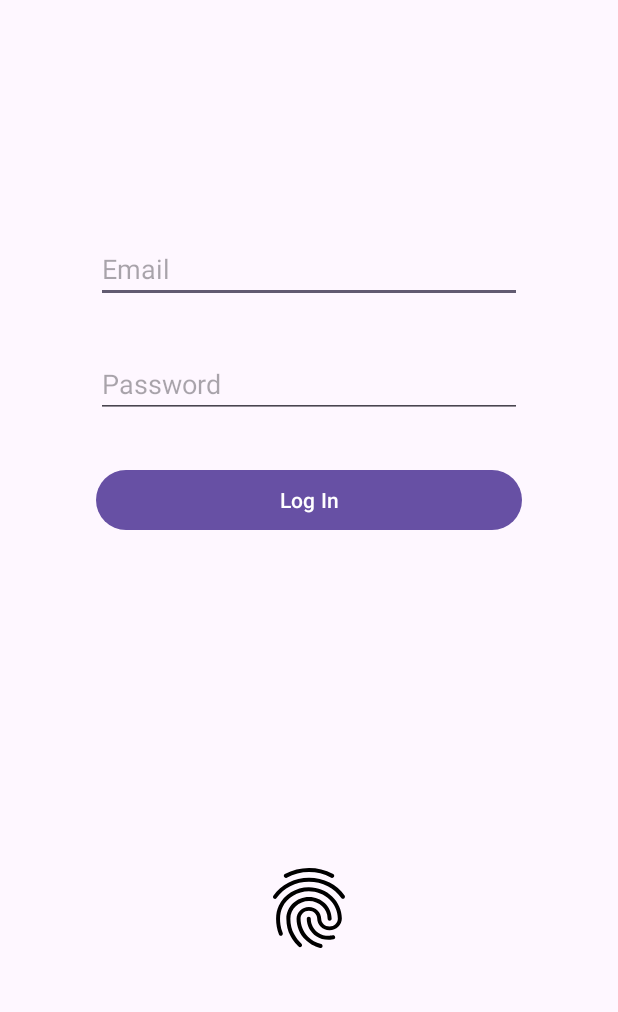
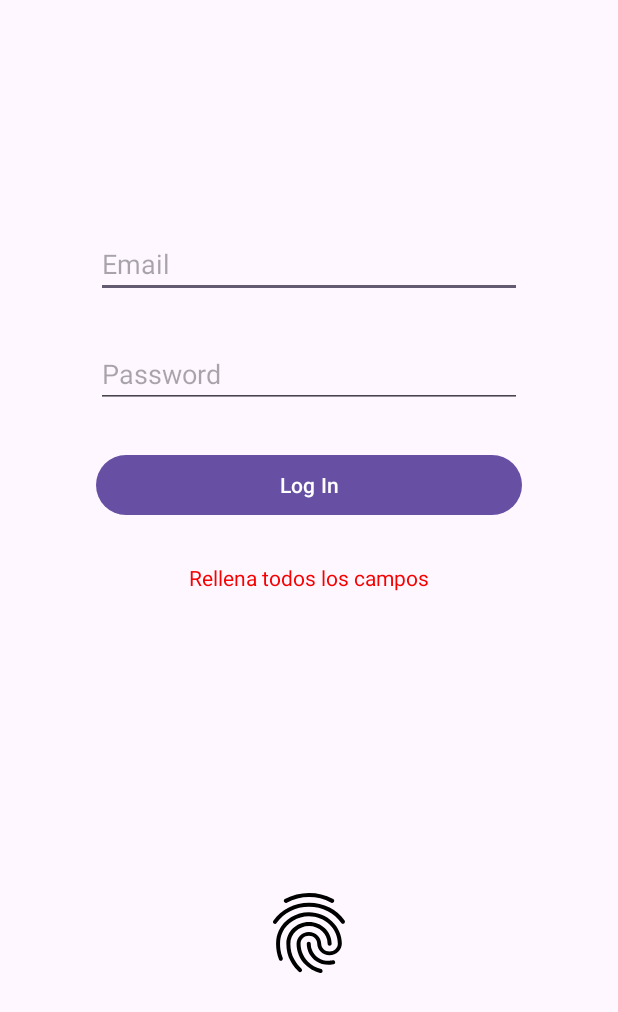
Before and after one commit to SentoMarcos/AirFlow-Android, an Android app: the screen it shows after launch (LogInActivity), after a tap on "Log In", on a phone screen of 412 x 824 dp. Shown: the top 1012 px of the screen. Run offline under Robolectric (Android 15) with nearby library versions, the light colour scheme and no system bars.

Commit message:
menajes de error

```diff
--- a/app/src/main/java/com/example/smariba_upv/airflow/LogInActivity.java
+++ b/app/src/main/java/com/example/smariba_upv/airflow/LogInActivity.java
@@ -11,6 +11,7 @@ import android.view.View;
 import android.widget.Button;
 import android.widget.EditText;
 import android.widget.ImageButton;
+import android.widget.TextView;
 import android.widget.Toast;
 
 import androidx.activity.EdgeToEdge;
@@ -30,12 +31,14 @@ public class LogInActivity extends AppCompatActivity implements BiometricUtil.Bi
      * @param biometricButton Botón para iniciar la autenticación biométrica
      * @param email Correo de prueba
      * @param password Contraseña de prueba
+     * @param errorText Texto de error
      * */
 
     EditText EmailEditText;
     EditText passwordEditText;
     Button loginButton;
     ImageButton biometricButton;
+    TextView errorText;
 
     String email = "admin@g.com";
     String password  = "admin";
@@ -56,6 +59,7 @@ public class LogInActivity extends AppCompatActivity implements BiometricUtil.Bi
         passwordEditText = findViewById(R.id.PasswordInput);
         loginButton = findViewById(R.id.logIn_btn);
         biometricButton = findViewById(R.id.biometric_btn);
+        errorText = findViewById(R.id.errorText);
     }
 
     /**
@@ -72,8 +76,20 @@ public class LogInActivity extends AppCompatActivity implements BiometricUtil.Bi
         if(emailInput.equals(email) && passwordInput.equals(password)){
             Intent intent = new Intent(LogInActivity.this, MainActivity.class);
             startActivity(intent);
+            finish();
         }else{
-            Toast.makeText(this, "Correo o contraseña incorrectos", Toast.LENGTH_SHORT).show();
+            if(emailInput.isEmpty() || passwordInput.isEmpty()){
+                errorText.setText("Rellena todos los campos");
+                return;
+            }else if (!emailInput.equals(email)){
+                errorText.setText("Correo incorrecto");
+                return;
+            }else if (!passwordInput.equals(password)){
+                errorText.setText("Contraseña incorrecta");
+                return;
+            }else {
+                errorText.setText("Error desconocido");
+            }
         }
     }
 
@@ -107,7 +123,7 @@ public class LogInActivity extends AppCompatActivity implements BiometricUtil.Bi
     // ==> onAuthenticationFailed() : void
     @Override
     public void onAuthenticationFailed() {
-        Toast.makeText(this, "Fallo en la autenticación biométrica", Toast.LENGTH_SHORT).show();
+        errorText.setText("Fallo en la autenticación");
     }
 
     /**
@@ -119,6 +135,6 @@ public class LogInActivity extends AppCompatActivity implements BiometricUtil.Bi
     // Entero:errorCode Caracter:errString ==> onAuthenticationError() : void
     @Override
     public void onAuthenticationError(int errorCode, CharSequence errString) {
-        Toast.makeText(this, "Error de autenticación: " + errString, Toast.LENGTH_SHORT).show();
+        errorText.setText("Error de autenticación");
     }
 }
--- a/app/src/main/res/layout/activity_log_in.xml
+++ b/app/src/main/res/layout/activity_log_in.xml
@@ -19,7 +19,7 @@
         android:layout_width="wrap_content"
         android:layout_height="wrap_content"
         android:orientation="horizontal"
-        app:layout_constraintGuide_begin="388dp" />
+        app:layout_constraintGuide_begin="422dp" />
 
     <Button
         android:id="@+id/logIn_btn"
@@ -27,7 +27,7 @@
         android:layout_height="wrap_content"
         android:onClick="logIn"
         android:text="Log In"
-        app:layout_constraintBottom_toTopOf="@+id/guideline2"
+        app:layout_constraintBottom_toTopOf="@+id/errorText"
         app:layout_constraintEnd_toEndOf="@+id/PasswordInput"
         app:layout_constraintHorizontal_bias="0.5"
         app:layout_constraintStart_toStartOf="@+id/PasswordInput"
@@ -77,4 +77,15 @@
         app:layout_constraintVertical_bias="0.498"
         app:srcCompat="@drawable/baseline_fingerprint_64"
         tools:srcCompat="@drawable/baseline_fingerprint_64" />
+
+    <TextView
+        android:id="@+id/errorText"
+        android:layout_width="wrap_content"
+        android:layout_height="wrap_content"
+        android:textColor="#F60000"
+        app:layout_constraintBottom_toTopOf="@+id/guideline2"
+        app:layout_constraintEnd_toEndOf="@+id/logIn_btn"
+        app:layout_constraintStart_toStartOf="@+id/logIn_btn"
+        app:layout_constraintTop_toBottomOf="@+id/logIn_btn"
+        app:layout_constraintVertical_bias="0.5" />
 </androidx.constraintlayout.widget.ConstraintLayout>
```
Also changed, not shown: app/build.gradle.kts (+22 -3 lines), gradle/libs.versions.toml (+8 -0 lines).
